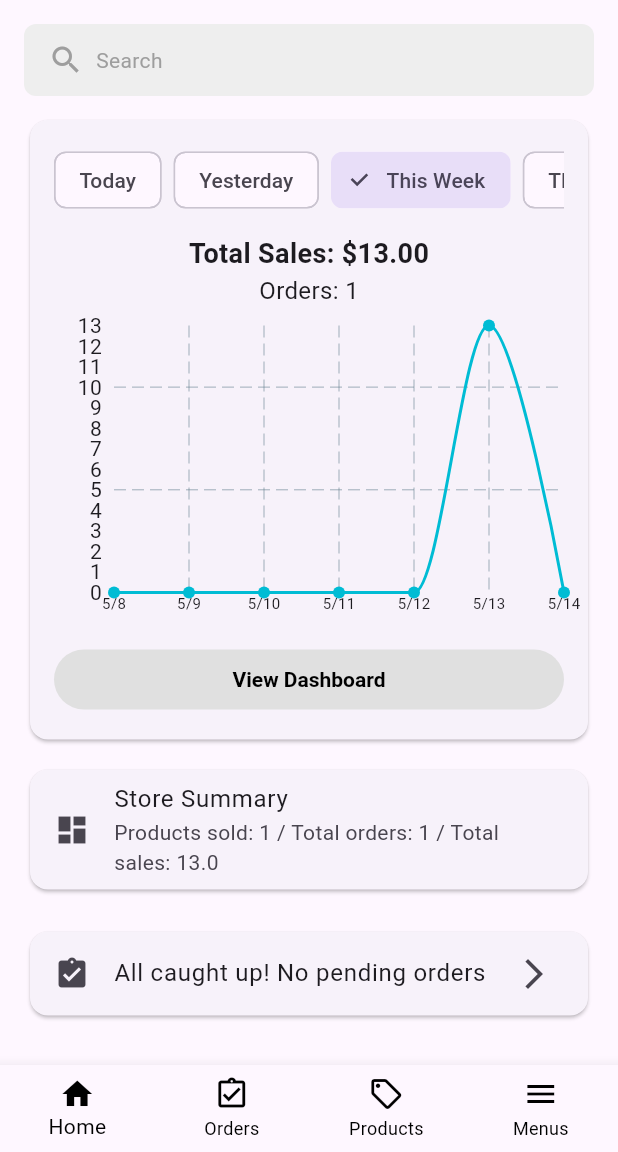
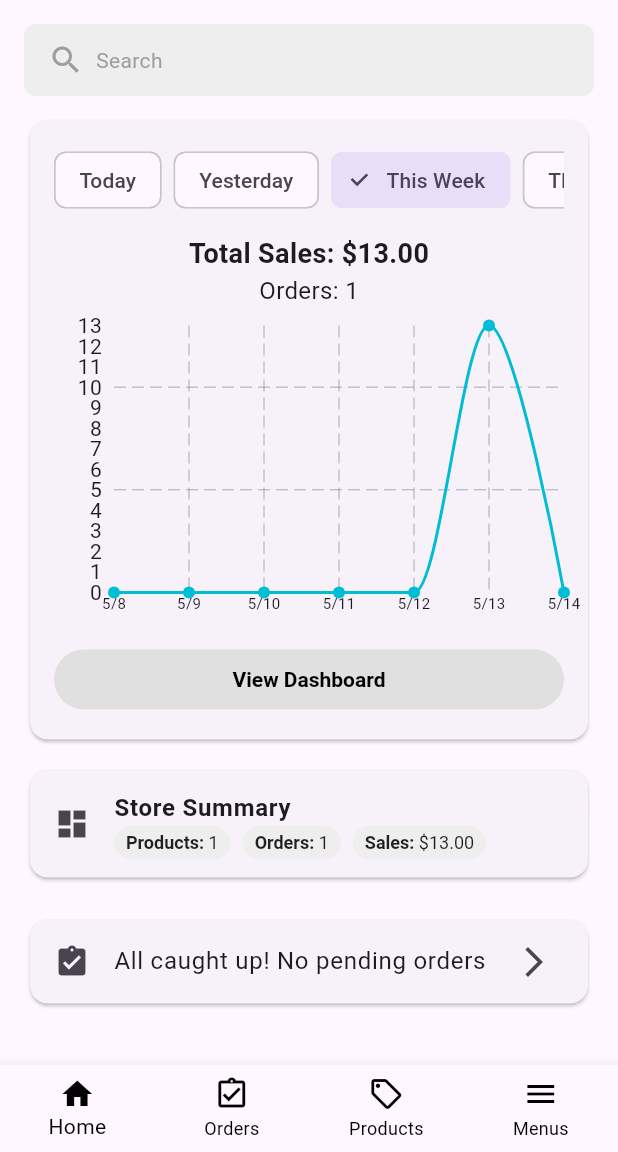
Before and after one commit to TzuHsuanLin-127322/Comp5450Challenge1, a Flutter app: the screen it shows after launch, on a phone screen of 412 x 824 dp, the part 84-1236 px from its top. Run offline on Flutter 3.47's test engine with Material 3 defaults, Android fonts, the phone set to English and light mode, and no system bars; drawn by our look-alikes of fl_chart; our stand-ins replace image_picker.

Commit message:
Updated Store Summary

```diff
--- a/lib/ui/main_page.dart
+++ b/lib/ui/main_page.dart
@@ -123,6 +123,7 @@ class HomePage extends StatelessWidget {
       padding: EdgeInsets.all(16),
       child: Column(
         children: [
+
           /// Search Bar
           GestureDetector(
             onTap: () => Navigator.push(context, MaterialPageRoute(builder: (_) => SearchPage())),
@@ -185,16 +186,30 @@ Widget _buildProductSummary(HomeViewModel vm, BuildContext context, int crossAxi
 
   return Column(
     children: [
-      /// Products Sold
+      /// Store Summary
       Card(
         child: ListTile(
           leading: Icon(Icons.dashboard),
-          title: Text('Store Summary'),
-          // two lines of text
-          subtitle: Text(products.isEmpty
-              ? 'No products sold yet'
-              : 'Products sold: ${products.length} / Total orders: ${vm.totalOrders} / Total sales: ${vm.totalSales}'
-              ),
+          title: Text('Store Summary', style: TextStyle(fontWeight: FontWeight.bold)),
+          subtitle: Expanded(
+            child: Column(
+              crossAxisAlignment: CrossAxisAlignment.start,
+              children: [
+                Row(
+                  children: [
+                    _StatPill(
+                        label: 'Products', value: '${products.length}'),
+                    SizedBox(width: 8),
+                    _StatPill(label: 'Orders', value: '${vm.totalOrders}'),
+                    SizedBox(width: 8),
+                    _StatPill(
+                        label: 'Sales',
+                        value: '\$${vm.totalSales.toStringAsFixed(2)}'),
+                  ],
+                ),
+              ],
+            ),
+          ),
         ),
       ),
       SizedBox(height: 8),
@@ -261,3 +276,30 @@ Widget _buildProductSummary(HomeViewModel vm, BuildContext context, int crossAxi
     ],
   );
 }
+
+
+// Helper widget for Product Summary stats
+class _StatPill extends StatelessWidget {
+  final String label, value;
+  const _StatPill({required this.label, required this.value});
+
+  @override
+  Widget build(BuildContext context) {
+    return Container(
+      padding: EdgeInsets.symmetric(vertical: 4, horizontal: 8),
+      decoration: BoxDecoration(
+        color: Colors.grey[200],
+        borderRadius: BorderRadius.circular(12),
+      ),
+      child: RichText(
+        text: TextSpan(
+          style: TextStyle(color: Colors.black87, fontSize: 12),
+          children: [
+            TextSpan(text: '$label: ', style: TextStyle(fontWeight: FontWeight.w600)),
+            TextSpan(text: value),
+          ],
+        ),
+      ),
+    );
+  }
+}
--- a/lib/ui/others/add_store_page.dart
+++ b/lib/ui/others/add_store_page.dart
@@ -28,11 +28,11 @@ class AddStorePage extends StatelessWidget {
                   SizedBox(height: 16),
                   SizedBox(width: double.infinity,
                       child: OutlinedButton(onPressed: () {},
-                          child: Text('Create New Store'))),
+                          child: Text('Create New Store', style: TextStyle(fontWeight: FontWeight.bold)))),
                   SizedBox(height: 8),
                   SizedBox(width: double.infinity,
                       child: OutlinedButton(onPressed: () {},
-                          child: Text('Learn More', style: TextStyle(fontWeight: FontWeight.bold))))
+                          child: Text('Learn More')))
                 ])));
   }
 }
```
